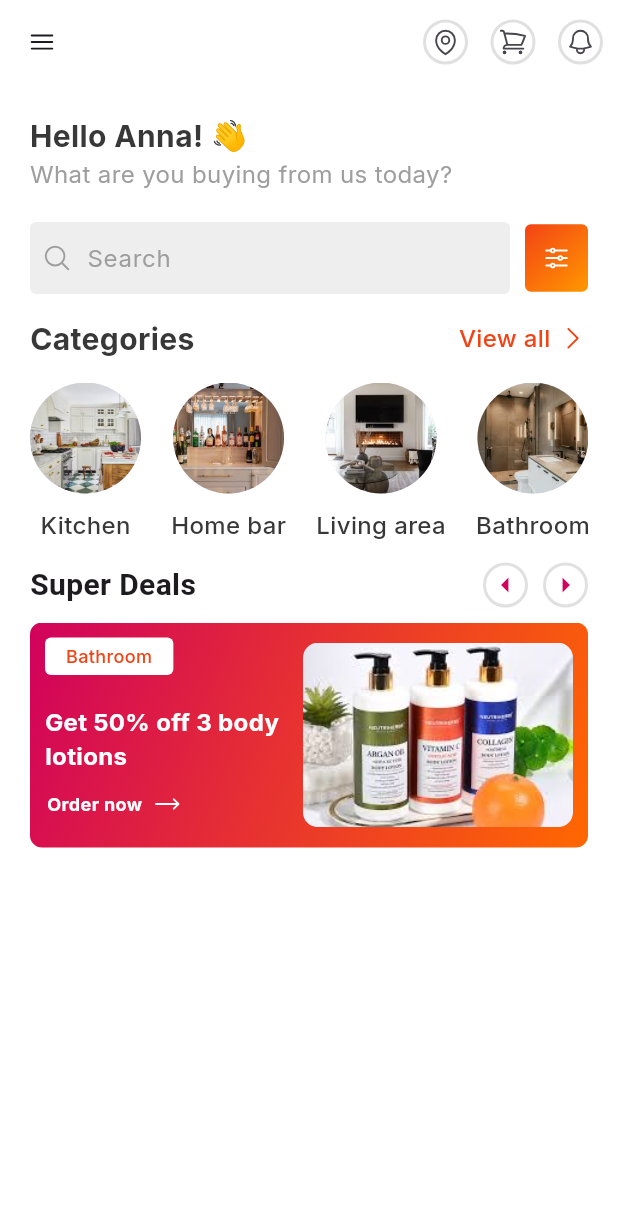
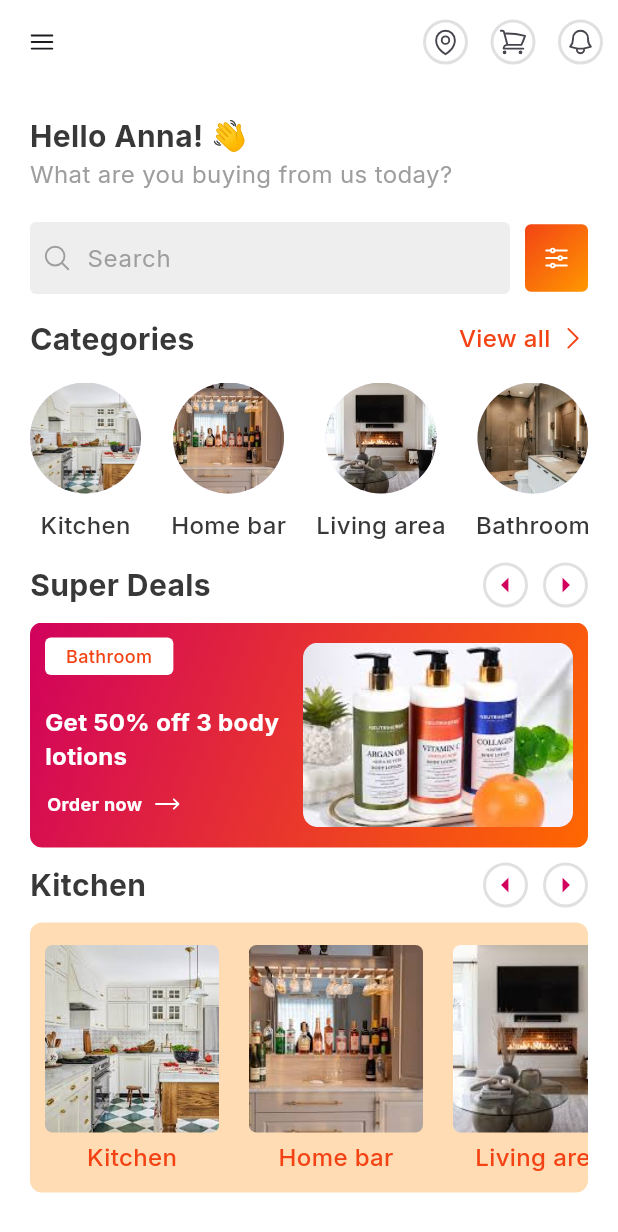
Before and after one commit to nalugala-vc/KwajuAfrica, a Flutter app: the screen it shows after launch, on a phone screen of 412 x 824 dp. Shown: the top 1232 px of the screen. Run offline on Flutter 3.47's test engine with Material 3 defaults, Android fonts, the phone set to English and light mode, and no system bars; our stand-ins replace get, google_fonts, heroicons.

Commit message:
Scrollable container with widgets

```diff
--- a/lib/screens/products.dart
+++ b/lib/screens/products.dart
@@ -6,6 +6,7 @@ import 'package:kwajuafrica/common/widgets/search_widget.dart';
 import 'package:kwajuafrica/model/category.dart';
 import 'package:kwajuafrica/screens/widgets/categries_widget.dart';
 import 'package:kwajuafrica/screens/widgets/scrollable_container_widget.dart';
+import 'package:kwajuafrica/screens/widgets/scrollable_container_with_widgets.dart';
 import 'package:kwajuafrica/utils/colors/app_colors.dart';
 import 'package:kwajuafrica/utils/fonts/inter.dart';
 import 'package:kwajuafrica/utils/spacers/spacers.dart';
@@ -65,6 +66,7 @@ class _ProductsState extends State<Products> {
                       onChanged: (value) {
                         setState(() {
                           _searchText = value;
+                          print(_searchText);
                         });
                       },
                     ),
@@ -122,7 +124,13 @@ class _ProductsState extends State<Products> {
                 ),
               ),
               spaceH10,
-              ScrollableContainerWidget()
+              ScrollableContainerWidget(),
+              spaceH10,
+              ScrollableContainerWithWidgets(
+                bgColor: AppColors.orange350.withOpacity(0.3),
+                items: categries,
+                title: 'Kitchen',
+              )
             ],
           ),
         ),
--- a/lib/screens/widgets/scrollable_container_widget.dart
+++ b/lib/screens/widgets/scrollable_container_widget.dart
@@ -58,9 +58,9 @@ class _ScrollableContainerWidgetState extends State<ScrollableContainerWidget> {
         Row(
           mainAxisAlignment: MainAxisAlignment.spaceBetween,
           children: [
-            const Text(
-              'Super Deals',
-              style: TextStyle(fontSize: 20, fontWeight: FontWeight.bold),
+            Inter(
+              text: 'Super Deals',
+              fontSize: 20,
             ),
             Row(
               children: [
--- /dev/null
+++ b/lib/screens/widgets/scrollable_container_with_widgets.dart
@@ -0,0 +1,125 @@
+import 'package:flutter/material.dart';
+import 'package:kwajuafrica/common/widgets/app_bar_actions.dart';
+import 'package:kwajuafrica/model/category.dart';
+import 'package:kwajuafrica/utils/colors/app_colors.dart';
+import 'package:kwajuafrica/utils/fonts/inter.dart';
+import 'package:kwajuafrica/utils/spacers/spacers.dart';
+
+class ScrollableContainerWithWidgets extends StatefulWidget {
+  final String title;
+  final Color bgColor;
+  final List<Category> items;
+  const ScrollableContainerWithWidgets(
+      {super.key,
+      required this.bgColor,
+      required this.items,
+      required this.title});
+
+  @override
+  // ignore: library_private_types_in_public_api
+  _ScrollableContainerWithWidgetsState createState() =>
+      _ScrollableContainerWithWidgetsState();
+}
+
+class _ScrollableContainerWithWidgetsState
+    extends State<ScrollableContainerWithWidgets> {
+  final ScrollController _scrollController = ScrollController();
+
+  void _scrollLeft() {
+    if (_scrollController.offset > 0) {
+      _scrollController.animateTo(
+        _scrollController.offset - 150,
+        duration: const Duration(milliseconds: 300),
+        curve: Curves.easeInOut,
+      );
+    }
+  }
+
+  void _scrollRight() {
+    _scrollController.animateTo(
+      _scrollController.offset + 150,
+      duration: const Duration(milliseconds: 300),
+      curve: Curves.easeInOut,
+    );
+  }
+
+  @override
+  Widget build(BuildContext context) {
+    return Column(
+      crossAxisAlignment: CrossAxisAlignment.start,
+      children: [
+        // Row with title and navigation buttons
+        Row(
+          mainAxisAlignment: MainAxisAlignment.spaceBetween,
+          children: [
+            Inter(
+              text: widget.title,
+              fontSize: 20,
+            ),
+            Row(
+              children: [
+                AppBarActions(
+                  icon: const Icon(
+                    Icons.arrow_left,
+                    color: AppColors.orange700,
+                  ),
+                  onTap: _scrollLeft,
+                ),
+                spaceW10,
+                AppBarActions(
+                  icon: const Icon(
+                    Icons.arrow_right,
+                    color: AppColors.orange700,
+                  ),
+                  onTap: _scrollRight,
+                ),
+              ],
+            ),
+          ],
+        ),
+        spaceH10,
+
+        // Horizontal scrolling text widgets
+        Container(
+          padding: EdgeInsets.only(top: 15, left: 10),
+          width: double.infinity,
+          decoration: BoxDecoration(
+              color: widget.bgColor, borderRadius: BorderRadius.circular(8)),
+          height: 180,
+          child: ListView.separated(
+            separatorBuilder: (context, index) {
+              return spaceW20;
+            },
+            controller: _scrollController,
+            scrollDirection: Axis.horizontal,
+            itemCount: widget.items.length,
+            itemBuilder: (context, index) {
+              final category = widget.items[index];
+              return _containerWidgets(category.image, category.name);
+            },
+          ),
+        ),
+      ],
+    );
+  }
+
+  Widget _containerWidgets(String img, String text) {
+    return Column(children: [
+      Container(
+        height: 125,
+        width: 116,
+        decoration: BoxDecoration(
+          image: DecorationImage(image: AssetImage(img), fit: BoxFit.cover),
+          borderRadius: BorderRadius.circular(5),
+        ),
+      ),
+      spaceH5,
+      Inter(
+        text: text,
+        textColor: AppColors.orange500,
+        fontSize: 16,
+        fontWeight: FontWeight.w500,
+      ),
+    ]);
+  }
+}
--- a/lib/utils/colors/app_colors.dart
+++ b/lib/utils/colors/app_colors.dart
@@ -4,6 +4,7 @@ class AppColors {
   static const Color plainWhite = Color(0xFFFFFFFF);
   static const Color black = Color(0xFF383838);
   static const Color orange300 = Color(0XFFFF9800);
+  static const Color orange350 = Color(0XFFFE8C03);
   static const Color orange400 = Color(0XFFFF6800);
   static const Color orange500 = Color(0XFFF34315);
   static const Color orange700 = Color(0XFFD1015D);
```
